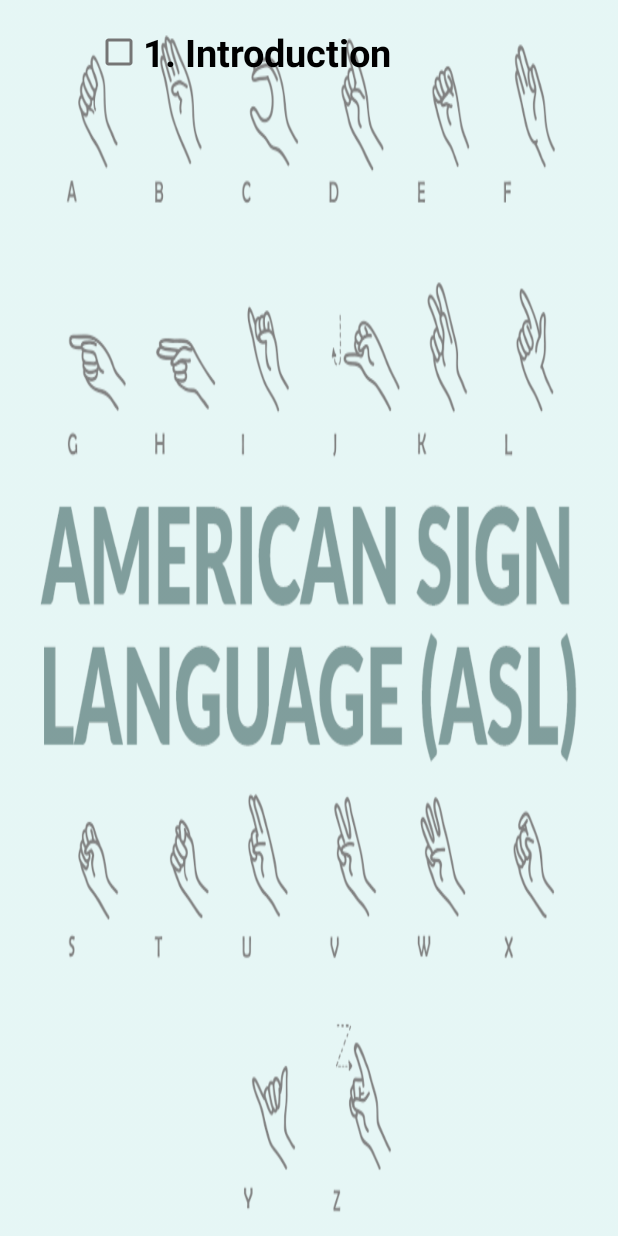
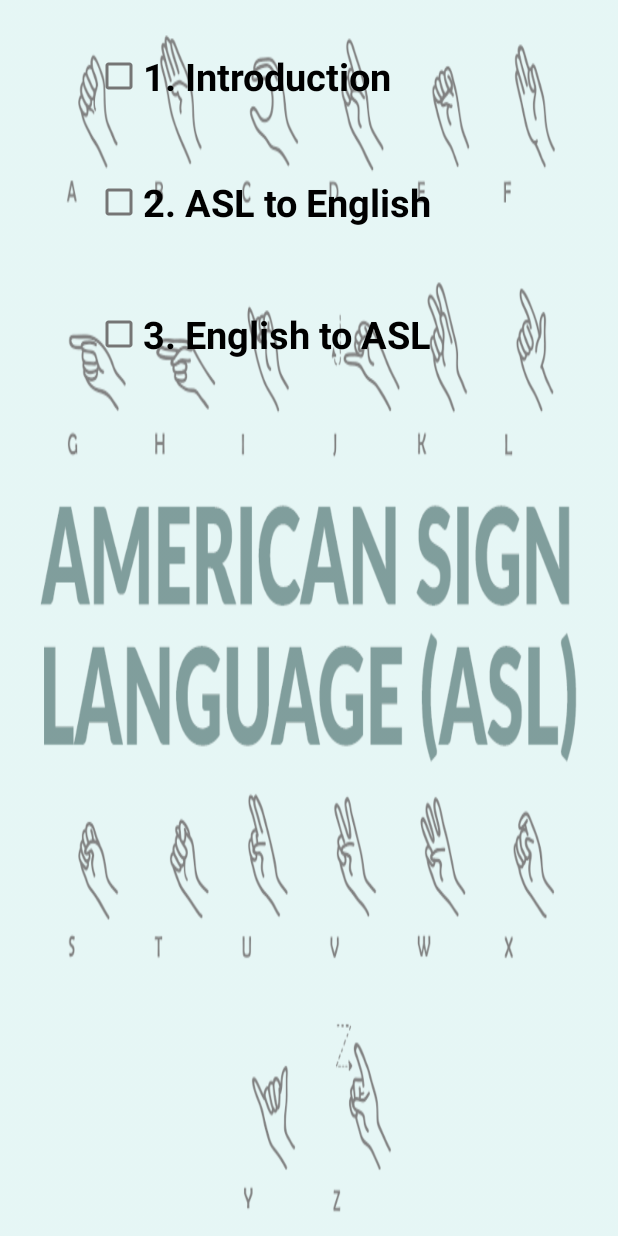
Before and after one commit to shreya-CSE/asl_buddy, an Android app: the home_page screen opened directly, with no data from a screen before it, after a tap on an icon or button, on a phone screen of 412 x 824 dp. Run offline under Robolectric (Android 15) with nearby library versions, the light colour scheme and no system bars.

Commit message:
asl_buddy

```diff
--- a/app/src/main/java/com/example/asl_buddy/home_page.java
+++ b/app/src/main/java/com/example/asl_buddy/home_page.java
@@ -7,7 +7,7 @@ import android.os.Bundle;
 import android.view.View;
 import android.widget.ImageButton;
 
-public class home_page extends AppCompatActivity { //hello
+public class home_page extends AppCompatActivity {  //test
     //Added by Gabriel
     private ImageButton vocabu;
     @Override
--- a/app/src/main/java/com/example/asl_buddy/vocab.java
+++ b/app/src/main/java/com/example/asl_buddy/vocab.java
@@ -10,18 +10,40 @@ import android.widget.CheckBox;
 public class vocab extends AppCompatActivity {
 
     private CheckBox intro;
+    private CheckBox ASL;
+    private CheckBox English;
+
 
     @Override
     protected void onCreate(Bundle savedInstanceState) {
         super.onCreate(savedInstanceState);
         setContentView(R.layout.activity_vocab);
 
-        intro=findViewById(R.id.checkBox);
+        intro = findViewById(R.id.checkBox);
         intro.setOnClickListener(new View.OnClickListener() {
             @Override
             public void onClick(View view) {
-                Intent intro_intent=new Intent(getApplicationContext(),intro_video.class);
+                Intent intro_intent = new Intent(getApplicationContext(), intro_video.class);
                 startActivity(intro_intent);
+            }
+        });
+
+
+        ASL = findViewById(R.id.checkBox1);
+        ASL.setOnClickListener(new View.OnClickListener() {
+            @Override
+            public void onClick(View view) {
+
+            }
+
+
+        });
+
+
+        English = findViewById(R.id.checkBox2);
+        English.setOnClickListener(new View.OnClickListener() {
+            public void onClick(View view) {
+
             }
         });
 
--- a/app/src/main/res/layout/activity_vocab.xml
+++ b/app/src/main/res/layout/activity_vocab.xml
@@ -13,6 +13,7 @@
         android:id="@+id/checkBox"
         android:layout_width="285dp"
         android:layout_height="70dp"
+        android:layout_marginTop="16dp"
         android:text="1. Introduction"
         android:textColor="#000000"
         android:textSize="25dp"
@@ -20,4 +21,31 @@
         app:layout_constraintEnd_toEndOf="parent"
         app:layout_constraintStart_toStartOf="parent"
         app:layout_constraintTop_toTopOf="parent" />
+
+    <CheckBox
+        android:id="@+id/checkBox1"
+        android:layout_width="285dp"
+        android:layout_height="70dp"
+        android:layout_marginTop="100dp"
+        android:text="2. ASL to English"
+        android:textColor="#000000"
+        android:textSize="25dp"
+        android:textStyle="bold"
+        app:layout_constraintEnd_toEndOf="parent"
+        app:layout_constraintStart_toStartOf="parent"
+        app:layout_constraintTop_toTopOf="parent" />
+
+    <CheckBox
+        android:id="@+id/checkBox2"
+        android:layout_width="285dp"
+        android:layout_height="70dp"
+        android:layout_marginTop="188dp"
+        android:text="3. English to ASL"
+        android:textColor="#000000"
+        android:textSize="25dp"
+        android:textStyle="bold"
+        app:layout_constraintEnd_toEndOf="parent"
+        app:layout_constraintStart_toStartOf="parent"
+        app:layout_constraintTop_toTopOf="parent" />
+
 </androidx.constraintlayout.widget.ConstraintLayout>
```
